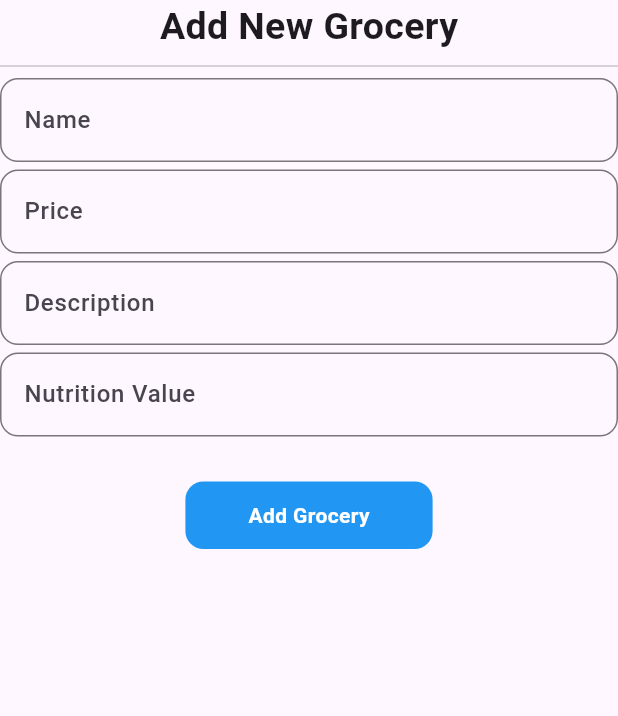
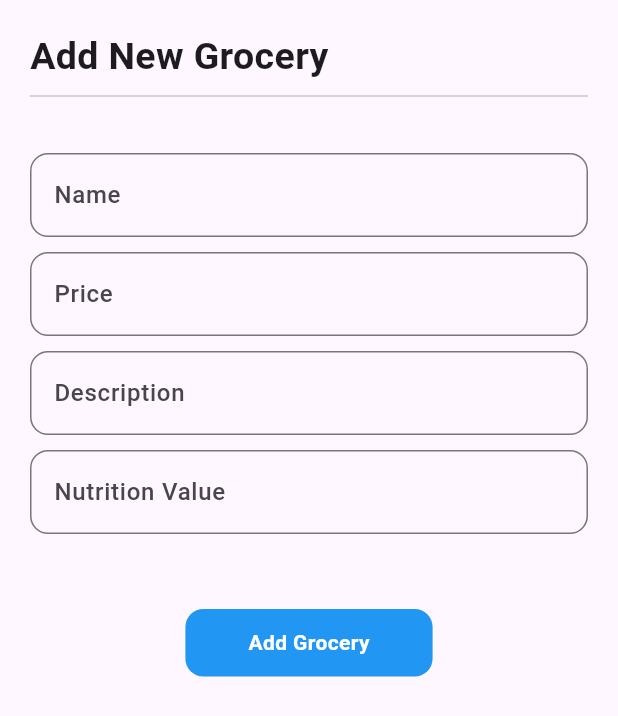
Before and after one commit to takieddine12/LaramaGroceries, a Flutter app: the AddGroceryScreen screen opened by its route, on a phone screen of 412 x 824 dp. Shown: the top 716 px of the screen. Run offline on Flutter 3.47's test engine with Material 3 defaults, Android fonts, the phone set to English and light mode, and no system bars; our stand-ins replace equatable, firebase_auth, firebase_core, firebase_database, flutter_bloc, flutter_spinkit and 3 more; accounts and stored records are empty; Roboto replaces fonts that are missing (Alata).

Commit message:
new changes

```diff
--- a/lib/bloc/bloc_event.dart
+++ b/lib/bloc/bloc_event.dart
@@ -39,6 +39,7 @@ class CreateUserAccountEvent extends BlocEvent {
   final String phone;
   final String address;
 
+
   CreateUserAccountEvent(this.fullName,this.email,this.phone,this.address);
 
   @override
--- a/lib/components/custom_container.dart
+++ b/lib/components/custom_container.dart
@@ -25,7 +25,7 @@ class CustomContainer extends StatelessWidget {
           SizedBox(
             height: 20,
             width: 20,
-            child: SpinKitDoubleBounce(size: 25,color: Colors.deepOrange,),
+            child: SpinKitFadingCube(size: 25,color: Colors.white,),
           ) :
           Text(text,style: Utils.getBoldFont().copyWith(color: Colors.white),),
         ),
--- a/lib/components/custom_edit_text.dart
+++ b/lib/components/custom_edit_text.dart
@@ -22,7 +22,7 @@ class _CustomEditTextState extends State<CustomEditText> {
   Widget build(BuildContext context) {
     return TextField(
       controller: widget.textEditingController,
-      obscureText: isObsecure,
+      obscureText: widget.isPassword ? isObsecure : false,
       style: Utils.getMediumFont(),
       decoration: InputDecoration(
         border: OutlineInputBorder(
--- a/lib/components/grocery_edit_text.dart
+++ b/lib/components/grocery_edit_text.dart
@@ -4,13 +4,16 @@ import 'package:groceries/extras/utils.dart';
 class GroceryEditText extends StatelessWidget {
   final String hint;
   final TextEditingController textEditingController;
-  const GroceryEditText({super.key , required this.hint , required this.textEditingController});
+  final bool isDigit;
+  const GroceryEditText({super.key , required this.hint , required this.textEditingController ,
+  required this.isDigit});
 
   @override
   Widget build(BuildContext context) {
     return TextField(
       controller: textEditingController,
       style: Utils.getMediumFont(),
+      keyboardType: isDigit ? TextInputType.number : TextInputType.text,
       decoration: InputDecoration(
         border: OutlineInputBorder(
           borderRadius: BorderRadius.circular(12)
--- a/lib/views/add_grocery_screen.dart
+++ b/lib/views/add_grocery_screen.dart
@@ -53,19 +53,24 @@ class _AddGroceryScreenState extends State<AddGroceryScreen> {
         },
         child: SafeArea(
           child: Scaffold(
-            body: Column(
+            body: Padding(
+              padding: const EdgeInsets.all(20),
+              child: Column(
+                crossAxisAlignment: CrossAxisAlignment.start,
                 children: [
                   Text("Add New Grocery",style: Utils.getBoldFont().copyWith(fontSize: 25),),
                   Divider(),
-                GroceryEditText(hint: "Name", textEditingController: _nameController),
-                const SizedBox(height: 5,),
-                GroceryEditText(hint: "Price", textEditingController: _priceController),
-                const SizedBox(height: 5,),
-                GroceryEditText(hint: "Description", textEditingController: _descriptionController),
-                const SizedBox(height: 5,),
-                GroceryEditText(hint: "Nutrition Value", textEditingController: _nutritionController),
                   const SizedBox(height: 30,),
-                CustomContainer(text: "Add Grocery", onClick: (){
+                  GroceryEditText(hint: "Name", textEditingController: _nameController, isDigit: false,),
+                  const SizedBox(height: 10,),
+                  GroceryEditText(hint: "Price", textEditingController: _priceController, isDigit: true,),
+                  const SizedBox(height: 10,),
+                  GroceryEditText(hint: "Description", textEditingController: _descriptionController, isDigit: false,),
+                  const SizedBox(height: 10,),
+                  GroceryEditText(hint: "Nutrition Value", textEditingController: _nutritionController, isDigit: false,),
+                  const SizedBox(height: 50,),
+                  Center(
+                    child: CustomContainer(text: "Add Grocery", onClick: (){
 
                       var name = _nameController.text;
                       var price = _priceController.text;
@@ -108,8 +113,10 @@ class _AddGroceryScreenState extends State<AddGroceryScreen> {
                       BlocProvider.of<GroceryBloc>(context).add(AddGroceriesEvent(
                           name, double.parse(price), description, nutritionValue));
 
-                }, isLoading: isLoading)
+                    }, isLoading: isLoading),
+                  )
                 ],
+              ),
             ),
           ),
         ),);
```
Also changed, not shown: lib/bloc/auth_bloc.dart (+18 -6 lines), lib/services/auth_service.dart (+18 -0 lines), lib/services/groceries_service.dart (+0 -16 lines), lib/views/register_screen.dart (+16 -2 lines), lib/views/splash_screen.dart (+11 -6 lines), assets/images/fig.jpg (added). Lines whose indentation alone changed are shown as unchanged.
